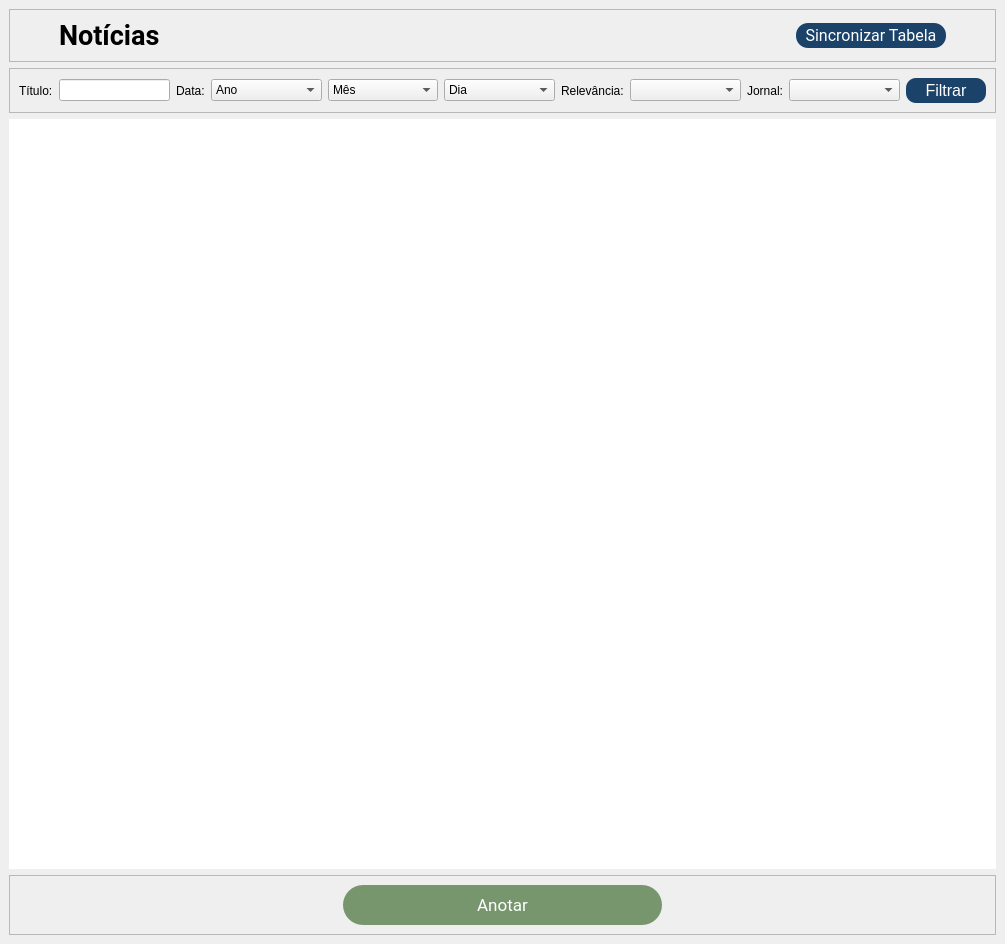
Qt form src/view/pages/ui_pages.ui (cintraluiza2/CO_annotationsmirror) before a commit.
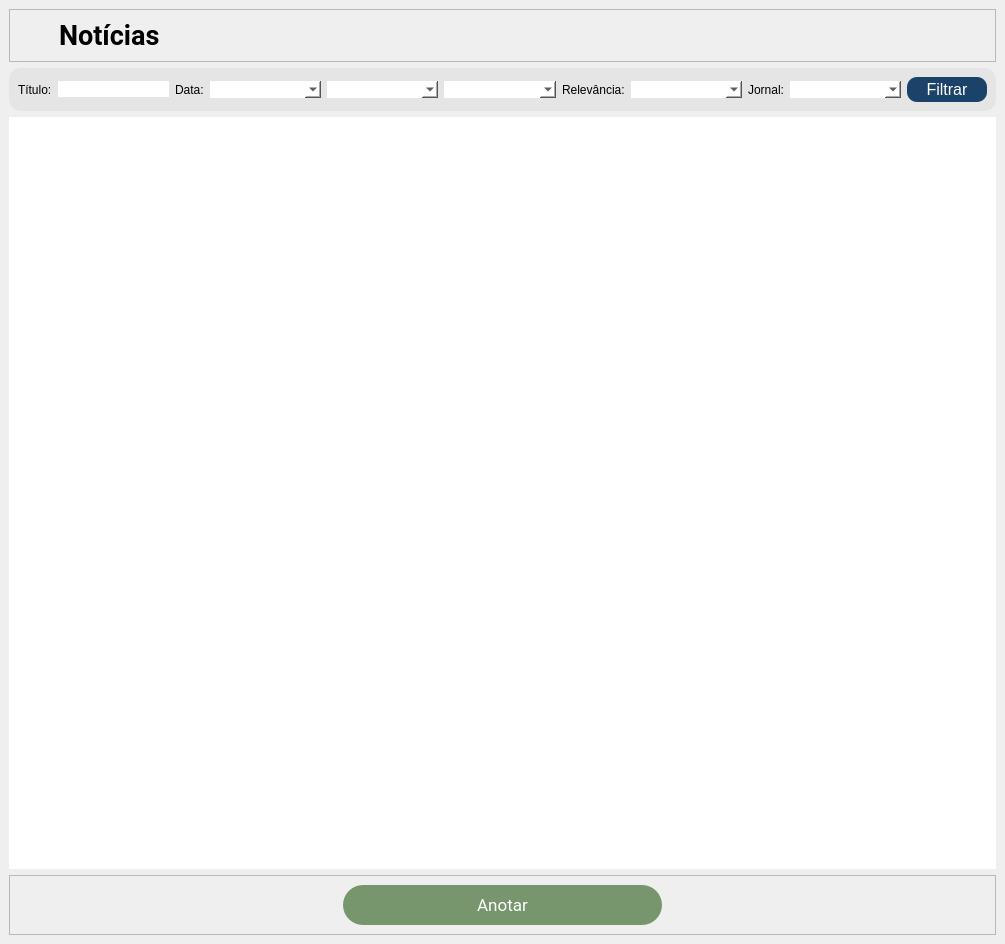
The same form after that commit. Icons and pictures are not drawn.

Diff of the .ui file:
```diff
--- a/src/view/pages/ui_pages.ui
+++ b/src/view/pages/ui_pages.ui
@@ -57,48 +57,6 @@
          </property>
         </widget>
        </item>
-       <item>
-        <widget class="QPushButton" name="button_sync">
-         <property name="sizePolicy">
-          <sizepolicy hsizetype="Maximum" vsizetype="Fixed">
-           <horstretch>0</horstretch>
-           <verstretch>0</verstretch>
-          </sizepolicy>
-         </property>
-         <property name="minimumSize">
-          <size>
-           <width>150</width>
-           <height>25</height>
-          </size>
-         </property>
-         <property name="font">
-          <font>
-           <family>Roboto</family>
-           <pointsize>12</pointsize>
-          </font>
-         </property>
-         <property name="styleSheet">
-          <string notr="true">QPushButton{
-            color: #FFFFFF;
-            background-color: #1B4269;
-            text-align: center;
-            border: solid;
-            border-radius: 12px;
-}
-
- QPushButton::hover{
-            background-color: #1B5A69;
-}
-
-QPushButton::pressed {
-            background-color: #3E5369;
-}</string>
-         </property>
-         <property name="text">
-          <string>Sincronizar Tabela</string>
-         </property>
-        </widget>
-       </item>
        <item>
         <spacer name="horizontalSpacer_6">
          <property name="orientation">
@@ -126,6 +84,11 @@
         <verstretch>0</verstretch>
        </sizepolicy>
       </property>
+      <property name="styleSheet">
+       <string notr="true">background-color: rgb(229, 229, 229);
+border: solid;
+border-radius: 12px;</string>
+      </property>
       <property name="frameShape">
        <enum>QFrame::StyledPanel</enum>
       </property>
@@ -154,6 +117,9 @@
            <verstretch>0</verstretch>
           </sizepolicy>
          </property>
+         <property name="styleSheet">
+          <string notr="true">background-color: rgb(255, 255, 255);</string>
+         </property>
         </widget>
        </item>
        <item>
@@ -177,11 +143,14 @@
            <verstretch>0</verstretch>
           </sizepolicy>
          </property>
-         <item>
-          <property name="text">
-           <string>Ano</string>
-          </property>
-         </item>
+         <property name="font">
+          <font>
+           <pointsize>10</pointsize>
+          </font>
+         </property>
+         <property name="styleSheet">
+          <string notr="true">background-color: rgb(255, 255, 255);</string>
+         </property>
         </widget>
        </item>
        <item>
@@ -192,11 +161,14 @@
            <verstretch>0</verstretch>
           </sizepolicy>
          </property>
-         <item>
-          <property name="text">
-           <string>Mês</string>
-          </property>
-         </item>
+         <property name="font">
+          <font>
+           <pointsize>10</pointsize>
+          </font>
+         </property>
+         <property name="styleSheet">
+          <string notr="true">background-color: rgb(255, 255, 255);</string>
+         </property>
         </widget>
        </item>
        <item>
@@ -207,11 +179,14 @@
            <verstretch>0</verstretch>
           </sizepolicy>
          </property>
-         <item>
-          <property name="text">
-           <string>Dia</string>
-          </property>
-         </item>
+         <property name="font">
+          <font>
+           <pointsize>10</pointsize>
+          </font>
+         </property>
+         <property name="styleSheet">
+          <string notr="true">background-color: rgb(255, 255, 255);</string>
+         </property>
         </widget>
        </item>
        <item>
@@ -235,6 +210,14 @@
            <verstretch>0</verstretch>
           </sizepolicy>
          </property>
+         <property name="font">
+          <font>
+           <pointsize>10</pointsize>
+          </font>
+         </property>
+         <property name="styleSheet">
+          <string notr="true">background-color: rgb(255, 255, 255);</string>
+         </property>
         </widget>
        </item>
        <item>
@@ -258,6 +241,14 @@
            <verstretch>0</verstretch>
           </sizepolicy>
          </property>
+         <property name="font">
+          <font>
+           <pointsize>10</pointsize>
+          </font>
+         </property>
+         <property name="styleSheet">
+          <string notr="true">background-color: rgb(255, 255, 255);</string>
+         </property>
         </widget>
        </item>
        <item>
```
